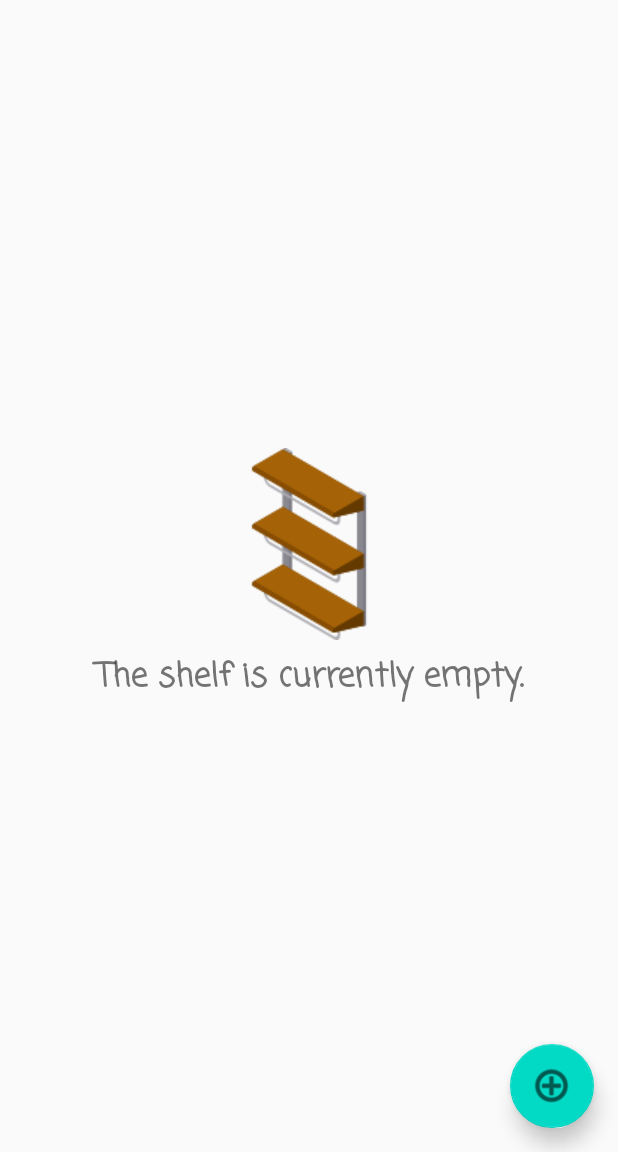
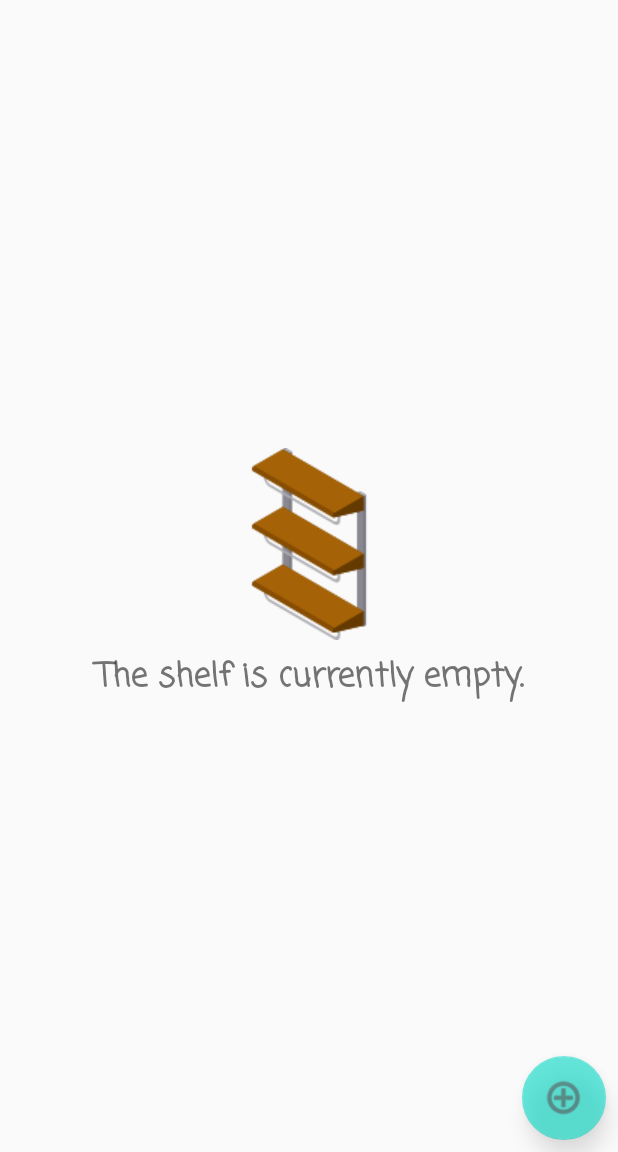
Before and after one commit to suraj-kalu/Manage, an Android app: the screen it shows after launch (MainActivity), on a phone screen of 412 x 824 dp, the part 84-1236 px from its top. Run offline under Robolectric (Android 15) with nearby library versions, the phone set to English and light mode, and no system bars; libraries missing offline, so code that uses them is left out: com.baoyz.swipemenulistview; plain views replace SwipeMenuListView; 8 statements that could not run were skipped.

Commit message:
added transparency in fab and fixed the total cost displayed number

```diff
--- a/app/src/main/java/com/examples/surajratnakalu/management/ItemDisplayCursorAdapter.java
+++ b/app/src/main/java/com/examples/surajratnakalu/management/ItemDisplayCursorAdapter.java
@@ -44,7 +44,7 @@ public class ItemDisplayCursorAdapter extends CursorAdapter {
         String rateDescription = cursor.getString(cursor.getColumnIndex(ItemsContract.ItemsEntry.ITEM_QUANTITY_DESCRIPTION));
         mDisplayRate.setText(String.valueOf(cursor.getDouble(cursor.getColumnIndex(ItemsContract.ItemsEntry.ITEM_RATE))));
         mDisplayDate.setText(cursor.getString(cursor.getColumnIndex(ItemsContract.ItemsEntry.ITEM_DATE)));
-        mDisplayCost.setText(String.valueOf(cursor.getDouble(cursor.getColumnIndex(ItemsContract.ItemsEntry.ITEM_TOTAL_COST))));
+        mDisplayCost.setText(String.format("%.2f",cursor.getDouble(cursor.getColumnIndex(ItemsContract.ItemsEntry.ITEM_TOTAL_COST))));
         mDisplayQuantityDescription.setText(rateDescription);
         switch (rateDescription) {
             case "kg":
--- a/app/src/main/res/layout/activity_main.xml
+++ b/app/src/main/res/layout/activity_main.xml
@@ -55,9 +55,10 @@
             android:layout_width="wrap_content"
             android:layout_height="wrap_content"
             android:layout_gravity="bottom|end"
-            android:layout_marginEnd="16dp"
-            android:layout_marginRight="16dp"
-            android:layout_marginBottom="16dp"
+            android:layout_marginEnd="8dp"
+            android:layout_marginRight="8dp"
+            android:layout_marginBottom="8dp"
+            android:alpha="0.6"
             android:clickable="true"
             android:focusable="true"
             app:elevation="8dp"
```
